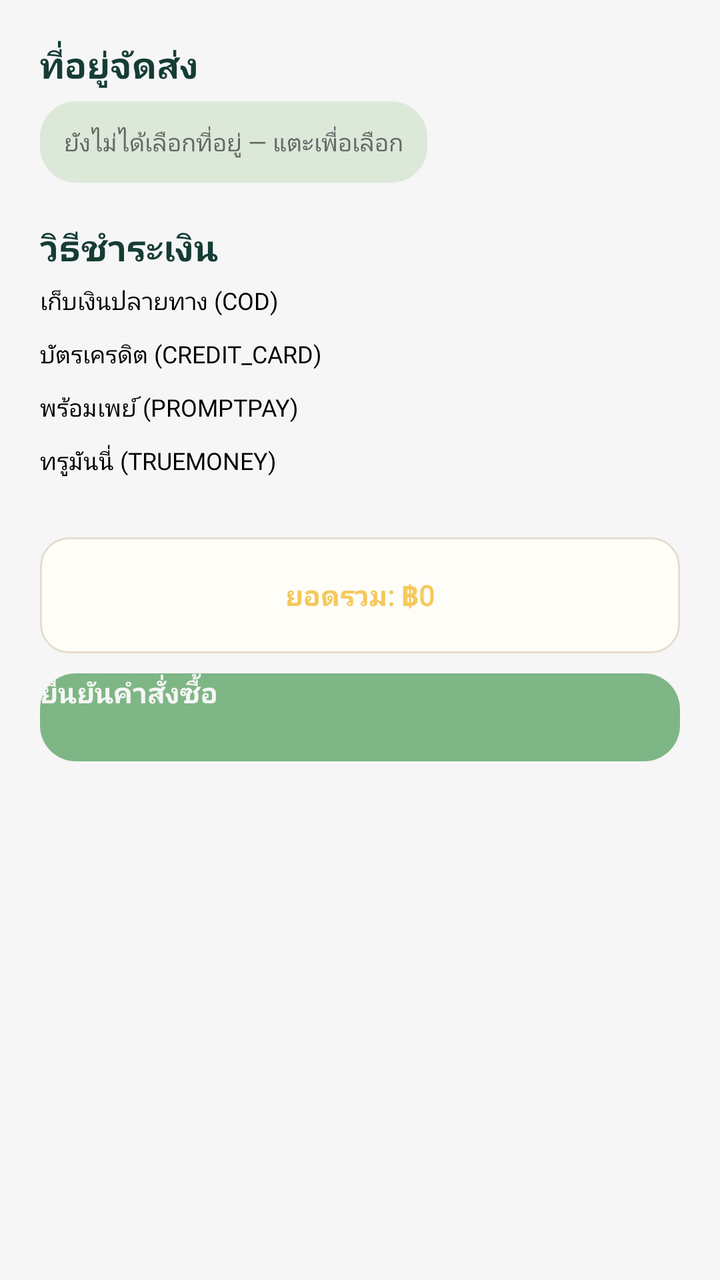
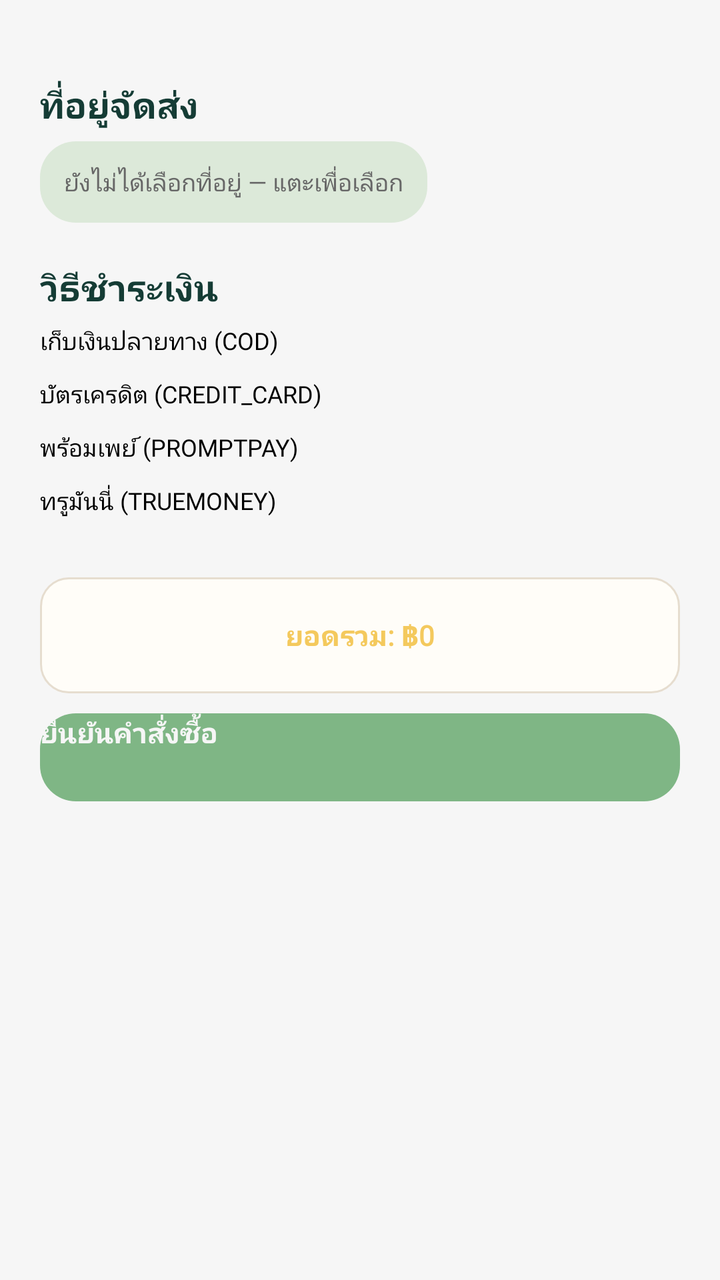

Before-and-after screenshots of an Android layout around one commit, followed by the original layout XML and the change that was made.
<!-- AndroidManifest.xml: application theme Theme.Cartly.Splash -->
<!-- res/layout/activity_checkout.xml -->
<?xml version="1.0" encoding="utf-8"?>
<LinearLayout xmlns:android="http://schemas.android.com/apk/res/android"
    xmlns:app="http://schemas.android.com/apk/res-auto"
    xmlns:tools="http://schemas.android.com/tools"
    android:id="@+id/main"
    android:layout_width="match_parent"
    android:layout_height="match_parent"
    android:orientation="vertical"
    android:background="@color/gray_f6"
    tools:context=".CheckoutActivity">
    <androidx.appcompat.widget.Toolbar
        android:id="@+id/toolbar"
        android:layout_width="match_parent"
        android:layout_height="?attr/actionBarSize"
        android:background="@color/light_purple"
        android:title="ยืนยันคำสั่งซื้อ"
        android:titleTextColor="@color/white"
        app:titleTextColor="@color/white" />
    <LinearLayout
        android:id="@+id/container"
        android:visibility="visible"
        android:layout_width="match_parent"
        android:layout_height="match_parent"
        android:orientation="vertical"
        android:padding="20dp">
        <TextView
            android:layout_width="wrap_content"
            android:layout_height="wrap_content"
            android:text="ที่อยู่จัดส่ง"
            android:textStyle="bold"
            android:fontFamily="@font/adlamdisplay_regular"
            android:textColor="@color/ink"
            android:textSize="18sp"/>
        <TextView
            android:id="@+id/tvSelectedAddress"
            android:layout_width="wrap_content"
            android:layout_height="wrap_content"
            android:layout_marginTop="6dp"
            android:padding="12dp"
            android:background="@drawable/bg_sage"
            android:text="ยังไม่ได้เลือกที่อยู่ — แตะเพื่อเลือก"
            android:textStyle="normal"
            android:fontFamily="@font/adlamdisplay_regular"
            android:textColor="@color/gray"
            android:textSize="12sp"/>
        <TextView
            android:layout_width="wrap_content"
            android:layout_height="wrap_content"
            android:layout_marginTop="20dp"
            android:text="วิธีชำระเงิน"
            android:textStyle="bold"
            android:fontFamily="@font/adlamdisplay_regular"
            android:textColor="@color/ink"
            android:textSize="18sp"/>

        <RadioGroup
            android:id="@+id/radioPaymentMethod"
            android:layout_width="match_parent"
            android:layout_height="wrap_content"
            android:layout_marginTop="6dp">
            <RadioButton
                android:id="@+id/rbCod"
                android:layout_width="match_parent"
                android:layout_height="wrap_content"
                android:layout_marginBottom="10dp"
                android:text="เก็บเงินปลายทาง (COD)"
                android:checked="true"
                android:buttonTint="@color/green_brand"
                android:textSize="12sp"
                android:textColor="@color/black"
                android:fontFamily="@font/adlamdisplay_regular"/>
            <RadioButton
                android:id="@+id/rbCreditCard"
                android:layout_width="match_parent"
                android:layout_height="wrap_content"
                android:layout_marginBottom="10dp"
                android:text="บัตรเครดิต (CREDIT_CARD)"
                android:checked="false"
                android:buttonTint="@color/green_brand"
                android:textSize="12sp"
                android:textColor="@color/black"
                android:fontFamily="@font/adlamdisplay_regular"/>
            <RadioButton
                android:id="@+id/rbPromptpay"
                android:layout_width="match_parent"
                android:layout_height="wrap_content"
                android:layout_marginBottom="10dp"
                android:text="พร้อมเพย์ (PROMPTPAY)"
                android:checked="false"
                android:buttonTint="@color/green_brand"
                android:textSize="12sp"
                android:textColor="@color/black"
                android:fontFamily="@font/adlamdisplay_regular"/>
            <RadioButton
                android:id="@+id/rbTruemoney"
                android:layout_width="match_parent"
                android:layout_height="wrap_content"
                android:layout_marginBottom="10dp"
                android:text="ทรูมันนี่ (TRUEMONEY)"
                android:checked="false"
                android:buttonTint="@color/green_brand"
                android:textSize="12sp"
                android:textColor="@color/black"
                android:fontFamily="@font/adlamdisplay_regular"/>
        </RadioGroup>

        <TextView
            android:id="@+id/tvCheckoutTotal"
            android:layout_width="match_parent"
            android:layout_height="58dp"
            android:gravity="center"
            android:background="@drawable/bg_input"
            android:layout_marginTop="20dp"
            android:textSize="14sp"
            android:textStyle="bold"
            android:text="ยอดรวม: ฿0"
            android:fontFamily="@font/adlamdisplay_regular"
            android:textColor="@color/butter"/>

        <Button
            android:id="@+id/btnConfirmOrder"
            android:layout_width="match_parent"
            android:layout_height="44dp"
            android:backgroundTintMode="src_in"
            android:backgroundTint="@color/green_brand"
            android:background="@drawable/bg_sage"
            android:layout_gravity="center_horizontal"
            android:layout_marginTop="10dp"
            android:text="ยืนยันคำสั่งซื้อ"
            android:textColor="@color/gray_f6"
            android:fontFamily="@font/adlamdisplay_regular"
            android:textStyle="bold"
            android:textSize="14sp"/>
    </LinearLayout>
    <RelativeLayout
        android:id="@+id/layoutLoading"
        android:visibility="gone"
        android:layout_width="match_parent"
        android:layout_height="match_parent"
        android:background="@drawable/background_overlay">
        <ProgressBar
            android:id="@+id/progressBar"
            android:layout_width="wrap_content"
            android:layout_height="wrap_content"
            android:layout_centerInParent="true"/>
    </RelativeLayout>

</LinearLayout>
<!-- resources referenced by this layout -->
<resources>
  <color name="black">#FF000000</color>
  <color name="butter">#F4C95D</color>
  <color name="gray">#676767</color>
  <color name="gray_f6">#f6f6f6</color>
  <color name="green_brand">#7FB685</color>
  <color name="ink">#153C35</color>
  <color name="light_purple">#e6e1f9</color>
  <color name="white">#FFFFFFFF</color>
  <!-- drawable background_overlay: png bitmap (drawable, 8399 bytes) -->
  <!-- drawable bg_input (drawable) -->
  <shape xmlns:android="http://schemas.android.com/apk/res/android">
      <solid android:color="@color/card" />
      <corners android:radius="14dp" />
      <stroke android:width="1dp" android:color="@color/border" />
  </shape>
  <!-- drawable bg_sage (drawable) -->
  <shape xmlns:android="http://schemas.android.com/apk/res/android">
      <solid android:color="@color/sage" />
      <corners android:radius="18dp" />
  </shape>
  <style name="Theme.Cartly.Splash" parent="Theme.SplashScreen">
  
          <item name="windowSplashScreenBackground">@color/cream</item>
  
          <item name="windowSplashScreenAnimatedIcon">@mipmap/ic_launcher_logo2</item>
  
          <item name="postSplashScreenTheme">@style/Base.Theme.Cartly</item>
      </style>
  <color name="card">#FFFDF8</color>
  <color name="border">#E6DDCF</color>
  <color name="sage">#DCE9D9</color>
  <color name="cream">#FBF7EF</color>
  <style name="Base.Theme.Cartly" parent="Theme.Material3.DayNight.NoActionBar">
          
          
      </style>
</resources>

<!-- the commit's change to res/layout/activity_checkout.xml (unified diff, before → after) -->
@@ -1,6 +1,5 @@
 <?xml version="1.0" encoding="utf-8"?>
 <LinearLayout xmlns:android="http://schemas.android.com/apk/res/android"
-    xmlns:app="http://schemas.android.com/apk/res-auto"
     xmlns:tools="http://schemas.android.com/tools"
     android:id="@+id/main"
     android:layout_width="match_parent"
@@ -8,14 +7,12 @@
     android:orientation="vertical"
     android:background="@color/gray_f6"
     tools:context=".CheckoutActivity">
-    <androidx.appcompat.widget.Toolbar
+
+    <com.example.cartly.View.ToolbarView
         android:id="@+id/toolbar"
+        android:layout_marginTop="20dp"
         android:layout_width="match_parent"
-        android:layout_height="?attr/actionBarSize"
-        android:background="@color/light_purple"
-        android:title="ยืนยันคำสั่งซื้อ"
-        android:titleTextColor="@color/white"
-        app:titleTextColor="@color/white" />
+        android:layout_height="?attr/actionBarSize"/>
     <LinearLayout
         android:id="@+id/container"
         android:visibility="visible"
@@ -30,7 +27,8 @@
             android:textStyle="bold"
             android:fontFamily="@font/adlamdisplay_regular"
             android:textColor="@color/ink"
-            android:textSize="18sp"/>
+            android:textSize="18sp"
+            tools:ignore="HardcodedText" />
         <TextView
             android:id="@+id/tvSelectedAddress"
             android:layout_width="wrap_content"
@@ -42,7 +40,8 @@
             android:textStyle="normal"
             android:fontFamily="@font/adlamdisplay_regular"
             android:textColor="@color/gray"
-            android:textSize="12sp"/>
+            android:textSize="12sp"
+            tools:ignore="HardcodedText" />
         <TextView
             android:layout_width="wrap_content"
             android:layout_height="wrap_content"
@@ -51,7 +50,8 @@
             android:textStyle="bold"
             android:fontFamily="@font/adlamdisplay_regular"
             android:textColor="@color/ink"
-            android:textSize="18sp"/>
+            android:textSize="18sp"
+            tools:ignore="HardcodedText" />
 
         <RadioGroup
             android:id="@+id/radioPaymentMethod"
@@ -68,7 +68,8 @@
                 android:buttonTint="@color/green_brand"
                 android:textSize="12sp"
                 android:textColor="@color/black"
-                android:fontFamily="@font/adlamdisplay_regular"/>
+                android:fontFamily="@font/adlamdisplay_regular"
+                tools:ignore="HardcodedText" />
             <RadioButton
                 android:id="@+id/rbCreditCard"
                 android:layout_width="match_parent"
@@ -79,7 +80,8 @@
                 android:buttonTint="@color/green_brand"
                 android:textSize="12sp"
                 android:textColor="@color/black"
-                android:fontFamily="@font/adlamdisplay_regular"/>
+                android:fontFamily="@font/adlamdisplay_regular"
+                tools:ignore="HardcodedText" />
             <RadioButton
                 android:id="@+id/rbPromptpay"
                 android:layout_width="match_parent"
@@ -90,7 +92,8 @@
                 android:buttonTint="@color/green_brand"
                 android:textSize="12sp"
                 android:textColor="@color/black"
-                android:fontFamily="@font/adlamdisplay_regular"/>
+                android:fontFamily="@font/adlamdisplay_regular"
+                tools:ignore="HardcodedText" />
             <RadioButton
                 android:id="@+id/rbTruemoney"
                 android:layout_width="match_parent"
@@ -101,7 +104,8 @@
                 android:buttonTint="@color/green_brand"
                 android:textSize="12sp"
                 android:textColor="@color/black"
-                android:fontFamily="@font/adlamdisplay_regular"/>
+                android:fontFamily="@font/adlamdisplay_regular"
+                tools:ignore="HardcodedText" />
         </RadioGroup>
 
         <TextView
@@ -115,7 +119,8 @@
             android:textStyle="bold"
             android:text="ยอดรวม: ฿0"
             android:fontFamily="@font/adlamdisplay_regular"
-            android:textColor="@color/butter"/>
+            android:textColor="@color/butter"
+            tools:ignore="HardcodedText" />
 
         <Button
             android:id="@+id/btnConfirmOrder"
@@ -130,7 +135,8 @@
             android:textColor="@color/gray_f6"
             android:fontFamily="@font/adlamdisplay_regular"
             android:textStyle="bold"
-            android:textSize="14sp"/>
+            android:textSize="14sp"
+            tools:ignore="HardcodedText" />
     </LinearLayout>
     <RelativeLayout
         android:id="@+id/layoutLoading"
<!-- resource entries referenced after the edit -->
@@ -6,8 +6,6 @@
   <color name="gray_f6">#f6f6f6</color>
   <color name="green_brand">#7FB685</color>
   <color name="ink">#153C35</color>
-  <color name="light_purple">#e6e1f9</color>
-  <color name="white">#FFFFFFFF</color>
   <!-- drawable background_overlay: png bitmap (drawable, 8399 bytes) -->
   <!-- drawable bg_input (drawable) -->
   <shape xmlns:android="http://schemas.android.com/apk/res/android">
